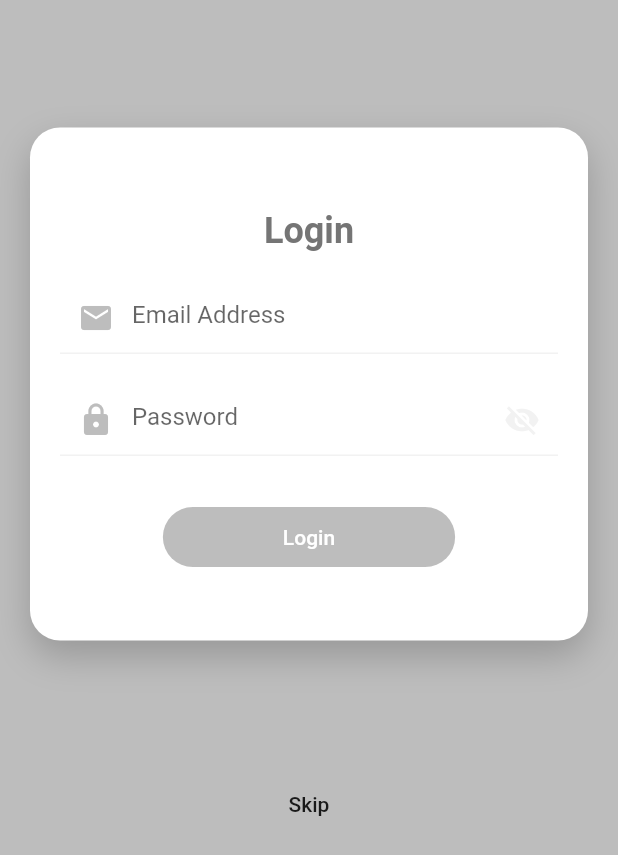
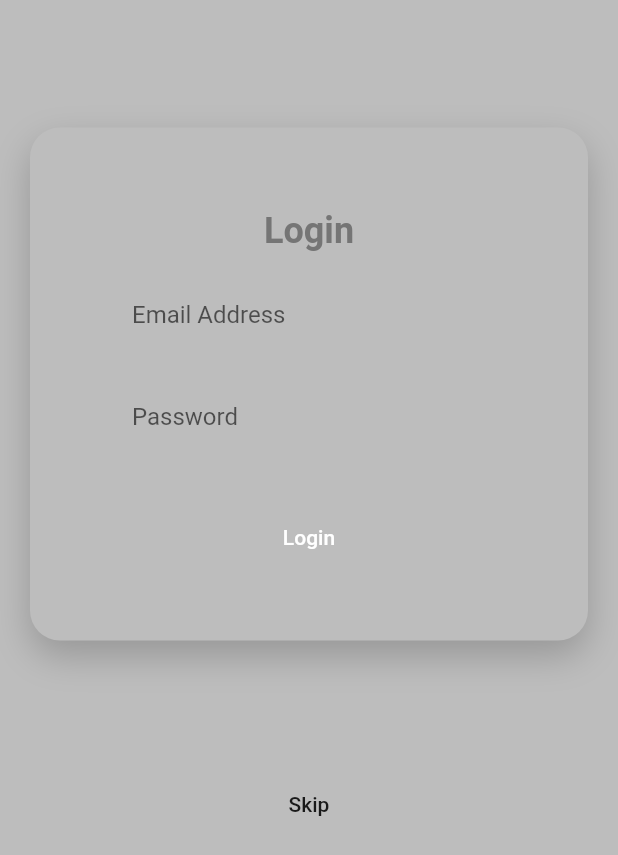
Before and after one commit to szdx137/news_app, a Flutter app: the screen it shows after launch, on a phone screen of 412 x 824 dp. Shown: the top 855 px of the screen. Run offline on Flutter 3.47's test engine with Material 2 defaults, Android fonts, the phone set to English and light mode, and no system bars; our stand-ins replace cached_network_image, webview_flutter; Roboto replaces fonts that are missing (Poppins).

Commit message:
changed theme color

```diff
--- a/lib/main.dart
+++ b/lib/main.dart
@@ -20,12 +20,12 @@ class MyApp extends StatelessWidget {
       debugShowCheckedModeBanner: false,
       theme: ThemeData(
         fontFamily: 'Poppins',
-        primaryColor: Colors.white,
+        primaryColor: Colors.grey[400],
         floatingActionButtonTheme: FloatingActionButtonThemeData(
           elevation: 0,
           foregroundColor: Colors.white,
         ),
-        accentColor: Colors.grey[400],
+        accentColor: Colors.red,
         textTheme: TextTheme(
           headline1: TextStyle(fontSize: 22.0, color: Colors.grey),
           headline2: TextStyle(
--- a/lib/view/category_news.dart
+++ b/lib/view/category_news.dart
@@ -35,9 +35,9 @@ class _CategoryNewsState extends State<CategoryNews> {
   @override
   Widget build(BuildContext context) {
     return Scaffold(
-      backgroundColor: Theme.of(context).accentColor,
+      backgroundColor: Theme.of(context).primaryColor,
       appBar: AppBar(
-        backgroundColor: Theme.of(context).accentColor,
+        backgroundColor: Theme.of(context).primaryColor,
         title: Text(widget.category.toUpperCase()),
       ),
       body: isLoading
--- a/lib/view/homepage.dart
+++ b/lib/view/homepage.dart
@@ -57,9 +57,9 @@ class _HomePageState extends State<HomePage> {
   @override
   Widget build(BuildContext context) {
     return Scaffold(
-      backgroundColor: Theme.of(context).accentColor,
+      backgroundColor: Theme.of(context).primaryColor,
       appBar: AppBar(
-        backgroundColor: Theme.of(context).accentColor,
+        backgroundColor: Theme.of(context).primaryColor,
         automaticallyImplyLeading: false,
         iconTheme: IconThemeData(color: Colors.black),
         title: Text('Today\'s news'),
--- a/lib/view/login_page.dart
+++ b/lib/view/login_page.dart
@@ -34,7 +34,7 @@ class _LoginPageState extends State<LoginPage> {
   Widget _uiSetup(BuildContext context) {
     return Scaffold(
       key: scaffoldKey,
-      backgroundColor: Theme.of(context).accentColor,
+      backgroundColor: Theme.of(context).primaryColor,
       body: SingleChildScrollView(
         child: Column(
           children: [
@@ -78,16 +78,16 @@ class _LoginPageState extends State<LoginPage> {
                             enabledBorder: UnderlineInputBorder(
                               borderSide: BorderSide(
                                 color: Theme.of(context)
-                                    .accentColor
+                                    .primaryColor
                                     .withOpacity(0.2),
                               ),
                             ),
                             focusedBorder: UnderlineInputBorder(
                                 borderSide: BorderSide(
-                                    color: Theme.of(context).accentColor)),
+                                    color: Theme.of(context).primaryColor)),
                             prefixIcon: Icon(
                               Icons.email,
-                              color: Theme.of(context).accentColor,
+                              color: Theme.of(context).primaryColor,
                             ),
                           ),
                         ),
@@ -106,16 +106,16 @@ class _LoginPageState extends State<LoginPage> {
                             enabledBorder: UnderlineInputBorder(
                               borderSide: BorderSide(
                                 color: Theme.of(context)
-                                    .accentColor
+                                    .primaryColor
                                     .withOpacity(0.2),
                               ),
                             ),
                             focusedBorder: UnderlineInputBorder(
                                 borderSide: BorderSide(
-                                    color: Theme.of(context).accentColor)),
+                                    color: Theme.of(context).primaryColor)),
                             prefixIcon: Icon(
                               Icons.lock,
-                              color: Theme.of(context).accentColor,
+                              color: Theme.of(context).primaryColor,
                             ),
                             suffixIcon: IconButton(
                               onPressed: () {
@@ -124,7 +124,7 @@ class _LoginPageState extends State<LoginPage> {
                                 });
                               },
                               color: Theme.of(context)
-                                  .accentColor
+                                  .primaryColor
                                   .withOpacity(hidePassword ? 0.2 : 0.8),
                               icon: Icon(hidePassword
                                   ? Icons.visibility_off
@@ -173,7 +173,7 @@ class _LoginPageState extends State<LoginPage> {
                             "Login",
                             style: TextStyle(color: Colors.white),
                           ),
-                          color: Theme.of(context).accentColor,
+                          color: Theme.of(context).primaryColor,
                           shape: StadiumBorder(),
                         ),
                         SizedBox(height: 15),
```
Also changed, not shown: test.txt (deleted).
